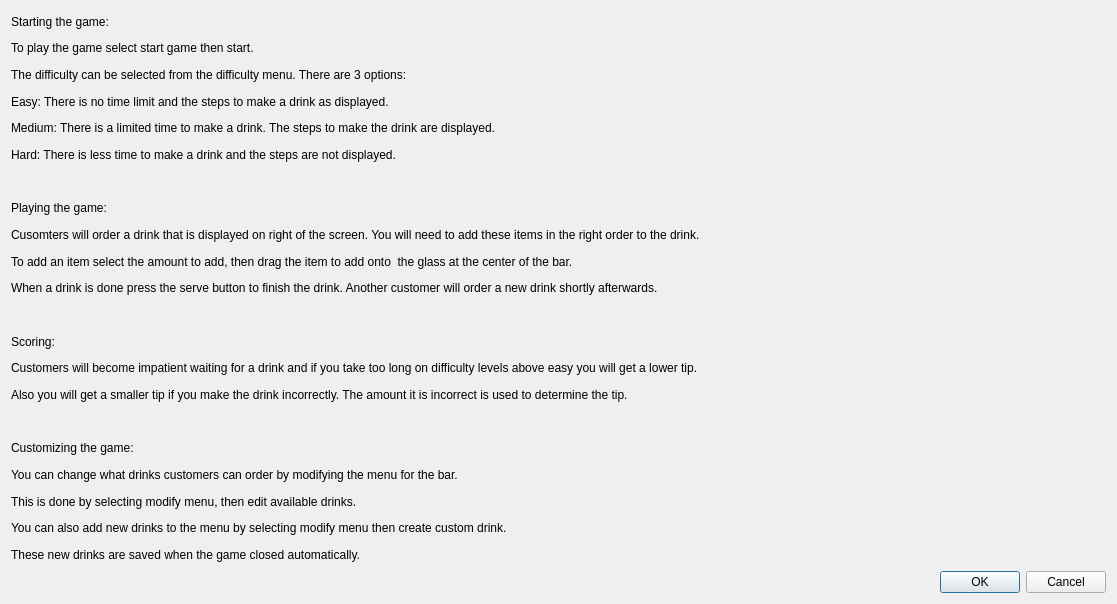
Above: helpmenu.ui from wintersca/bartender before the change. Below: the same form after it.
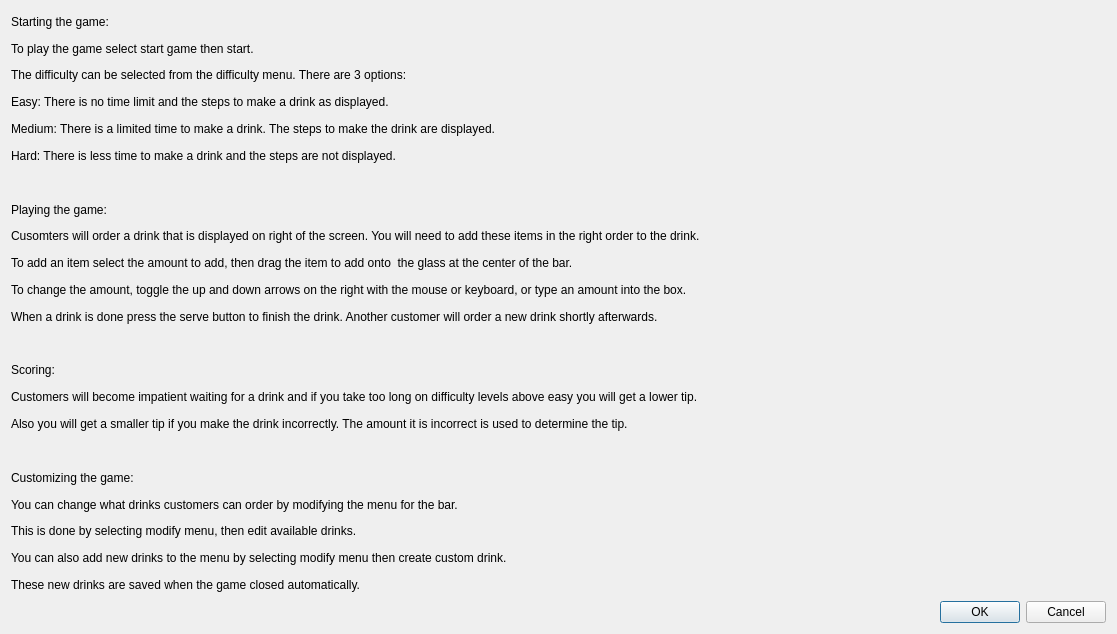
That is the form after the change.

Commit message: Add line to help menu

```diff
--- a/helpmenu.ui
+++ b/helpmenu.ui
@@ -7,7 +7,7 @@
     <x>0</x>
     <y>0</y>
     <width>1117</width>
-    <height>604</height>
+    <height>634</height>
    </rect>
   </property>
   <property name="windowTitle">
@@ -80,7 +80,14 @@
    <item>
     <widget class="QLabel" name="label_12">
      <property name="text">
-      <string>To add an item select the amount to add, then drag the item to add onto  the glass at the center of the bar.</string>
+      <string>To add an item select the amount to add, then drag the item to add onto  the glass at the center of the bar. </string>
+     </property>
+    </widget>
+   </item>
+   <item>
+    <widget class="QLabel" name="label_20">
+     <property name="text">
+      <string>To change the amount, toggle the up and down arrows on the right with the mouse or keyboard, or type an amount into the box. </string>
      </property>
     </widget>
    </item>
@@ -92,7 +99,7 @@
     </widget>
    </item>
    <item>
-    <widget class="QLabel" name="label_20">
+    <widget class="QLabel" name="label_21">
      <property name="text">
       <string/>
      </property>
@@ -120,11 +127,7 @@
     </widget>
    </item>
    <item>
-    <widget class="QLabel" name="label_21">
-     <property name="text">
-      <string/>
-     </property>
-    </widget>
+    <widget class="QWidget" name="widget" native="true"/>
    </item>
    <item>
     <widget class="QLabel" name="label_17">
```
